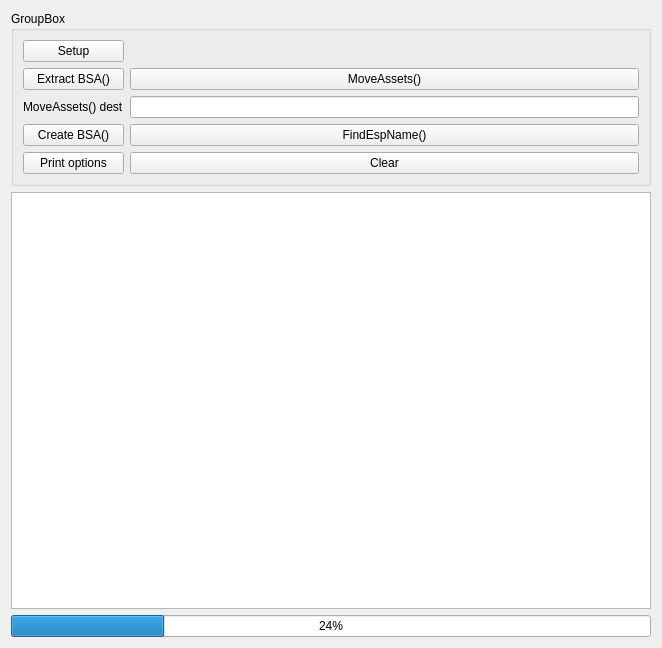
First picture: the form in devmodeui.ui, repository Guekka/cathedral-assets-optimizer, before the edit.
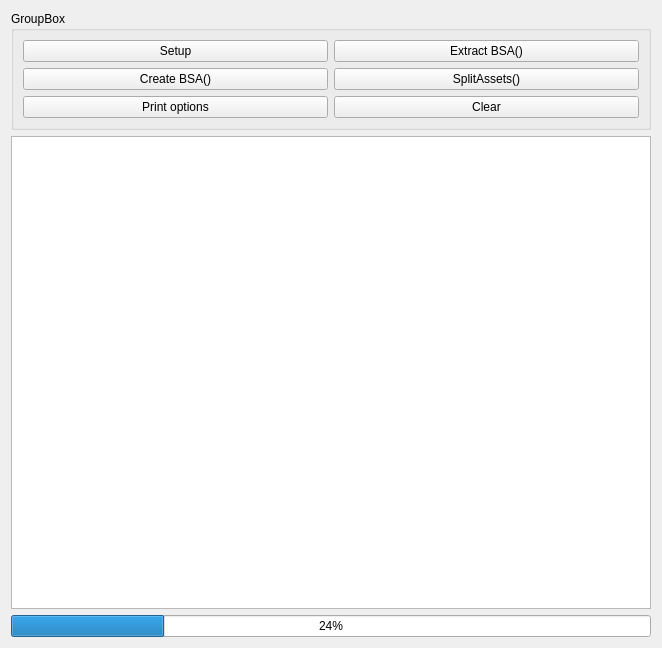
Second picture: the form after the edit.

Commit message: Trying to implement split assets function.

What changed in the file:
```diff
--- a/devmodeui.ui
+++ b/devmodeui.ui
@@ -20,7 +20,14 @@
       <string>GroupBox</string>
      </property>
      <layout class="QGridLayout" name="gridLayout">
-      <item row="4" column="0">
+      <item row="5" column="0">
+       <widget class="QPushButton" name="PrintOptions">
+        <property name="text">
+         <string>Print options</string>
+        </property>
+       </widget>
+      </item>
+      <item row="3" column="0">
        <widget class="QPushButton" name="CreateBSA">
         <property name="text">
          <string>Create BSA()</string>
@@ -34,53 +41,26 @@
         </property>
        </widget>
       </item>
-      <item row="2" column="1">
-       <widget class="QPushButton" name="MoveAssets">
-        <property name="text">
-         <string>MoveAssets()</string>
-        </property>
-       </widget>
-      </item>
-      <item row="6" column="0">
-       <widget class="QPushButton" name="PrintOptions">
-        <property name="text">
-         <string>Print options</string>
-        </property>
-       </widget>
-      </item>
-      <item row="3" column="0">
-       <widget class="QLabel" name="label">
-        <property name="text">
-         <string>MoveAssets() dest</string>
-        </property>
-        <property name="buddy">
-         <cstring>MoveAssetsDest</cstring>
-        </property>
-       </widget>
-      </item>
-      <item row="2" column="0">
-       <widget class="QPushButton" name="ExtractBSA">
-        <property name="text">
-         <string>Extract BSA()</string>
-        </property>
-       </widget>
-      </item>
-      <item row="4" column="1">
-       <widget class="QPushButton" name="FindEspName">
-        <property name="text">
-         <string>FindEspName()</string>
-        </property>
-       </widget>
-      </item>
-      <item row="6" column="1">
+      <item row="5" column="1">
        <widget class="QPushButton" name="ClearLog">
         <property name="text">
          <string>Clear</string>
         </property>
        </widget>
       </item>
+      <item row="0" column="1">
+       <widget class="QPushButton" name="ExtractBSA">
+        <property name="text">
+         <string>Extract BSA()</string>
+        </property>
+       </widget>
+      </item>
       <item row="3" column="1">
-       <widget class="QLineEdit" name="MoveAssetsDest"/>
+       <widget class="QPushButton" name="MoveAssets">
+        <property name="text">
+         <string>SplitAssets()</string>
+        </property>
+       </widget>
       </item>
      </layout>
     </widget>
```
The commit also changes 3 other files.
